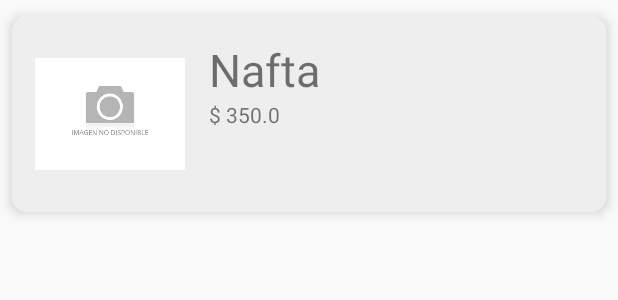
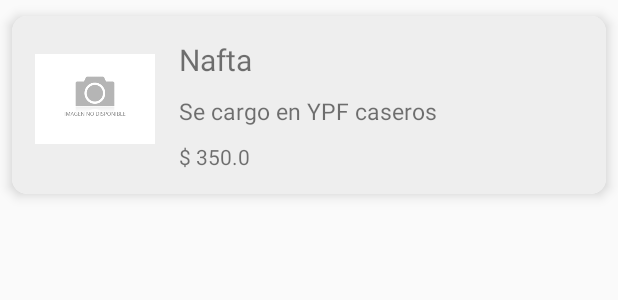
Before and after one commit to davidPerezRamirez/app_choferes, an Android app: the layout card_view_expense.xml on its own in the app's theme, with its tools: preview values and no code run, on a phone screen of 412 x 824 dp. Shown: the top 300 px of the screen. Run offline under Robolectric (Android 15) with nearby library versions, the phone set to English and light mode, and no system bars.

```diff
--- a/app/src/main/java/com/example/app_choferes/adapters/ListExpenseAdapter.java
+++ b/app/src/main/java/com/example/app_choferes/adapters/ListExpenseAdapter.java
@@ -38,10 +38,11 @@ public class ListExpenseAdapter extends RecyclerView.Adapter<ListExpenseAdapter.
         Expense expense = expenses.get(position);
 
         holder.tvAmount.setText(expense.getAmount().toString());
+        holder.tvExpenseDescription.setText(expense.getExpenseDescription());
         holder.tvTypeExpense.setText(expense.getTypeExpenseDescription());
         Picasso.with(holder.expensePhoto.getContext())
                 .load(expense.getPhotoUrl())
-                .resize(100, 100)
+                .resize(80, 80)
                 .into(holder.expensePhoto);
     }
 
@@ -54,6 +55,8 @@ public class ListExpenseAdapter extends RecyclerView.Adapter<ListExpenseAdapter.
 
         @BindView(R.id.tvAmount)
         TextView tvAmount;
+        @BindView(R.id.tvExpenseDescription)
+        TextView tvExpenseDescription;
         @BindView(R.id.tvTypeExpense)
         TextView tvTypeExpense;
         @BindView(R.id.expense_photo)
--- a/app/src/main/res/layout/card_view_expense.xml
+++ b/app/src/main/res/layout/card_view_expense.xml
@@ -1,9 +1,9 @@
 <?xml version="1.0" encoding="utf-8"?>
 <LinearLayout xmlns:android="http://schemas.android.com/apk/res/android"
+    xmlns:app="http://schemas.android.com/apk/res-auto"
+    xmlns:tools="http://schemas.android.com/tools"
     android:layout_width="match_parent"
-    android:layout_height="wrap_content"
-    xmlns:tools="http://schemas.android.com/tools"
-    xmlns:app="http://schemas.android.com/apk/res-auto">
+    android:layout_height="wrap_content">
 
     <android.support.v7.widget.CardView
         android:id="@+id/cv"
@@ -16,35 +16,46 @@
         <RelativeLayout
             android:layout_width="match_parent"
             android:layout_height="wrap_content"
-            android:padding="15dp"
-            android:background="@color/grey_200">
+            android:background="@color/grey_200"
+            android:padding="15dp">
 
             <ImageView
-                tools:style="@style/CardView"
                 android:id="@+id/expense_photo"
-                android:layout_width="100dp"
-                android:layout_height="100dp"
+                android:layout_width="80dp"
+                android:layout_height="80dp"
                 android:layout_alignParentLeft="true"
                 android:layout_alignParentTop="true"
                 android:layout_marginRight="16dp"
-                android:src="@drawable/no_imagen"/>
+                android:src="@drawable/no_imagen"
+                tools:style="@style/CardView" />
 
             <TextView
                 android:id="@+id/tvTypeExpense"
                 android:layout_width="wrap_content"
                 android:layout_height="wrap_content"
                 android:layout_alignParentTop="true"
+                android:layout_marginBottom="10dp"
+                android:layout_toRightOf="@+id/expense_photo"
                 android:text="Nafta"
+                android:textSize="20sp" />
+
+            <TextView
+                android:id="@+id/tvExpenseDescription"
+                android:layout_width="wrap_content"
+                android:layout_height="wrap_content"
+                android:layout_below="@+id/tvTypeExpense"
+                android:layout_marginBottom="10dp"
                 android:layout_toRightOf="@+id/expense_photo"
-                android:textSize="30sp" />
+                android:text="Se cargo en YPF caseros"
+                android:textSize="15sp" />
 
             <TextView
                 android:id="@+id/tvAmount"
                 android:layout_width="wrap_content"
                 android:layout_height="wrap_content"
-                android:layout_below="@+id/tvTypeExpense"
-                android:text="$ 350.0"
-                android:layout_toRightOf="@+id/expense_photo" />
+                android:layout_below="@+id/tvExpenseDescription"
+                android:layout_toRightOf="@+id/expense_photo"
+                android:text="$ 350.0" />
 
         </RelativeLayout>
 
```
Also changed, not shown: app/src/main/java/com/example/app_choferes/models/Expense.java (+13 -7 lines), app/src/main/java/com/example/app_choferes/presenter/ListExpenseFragmentPresenterImp.java (+5 -14 lines).
